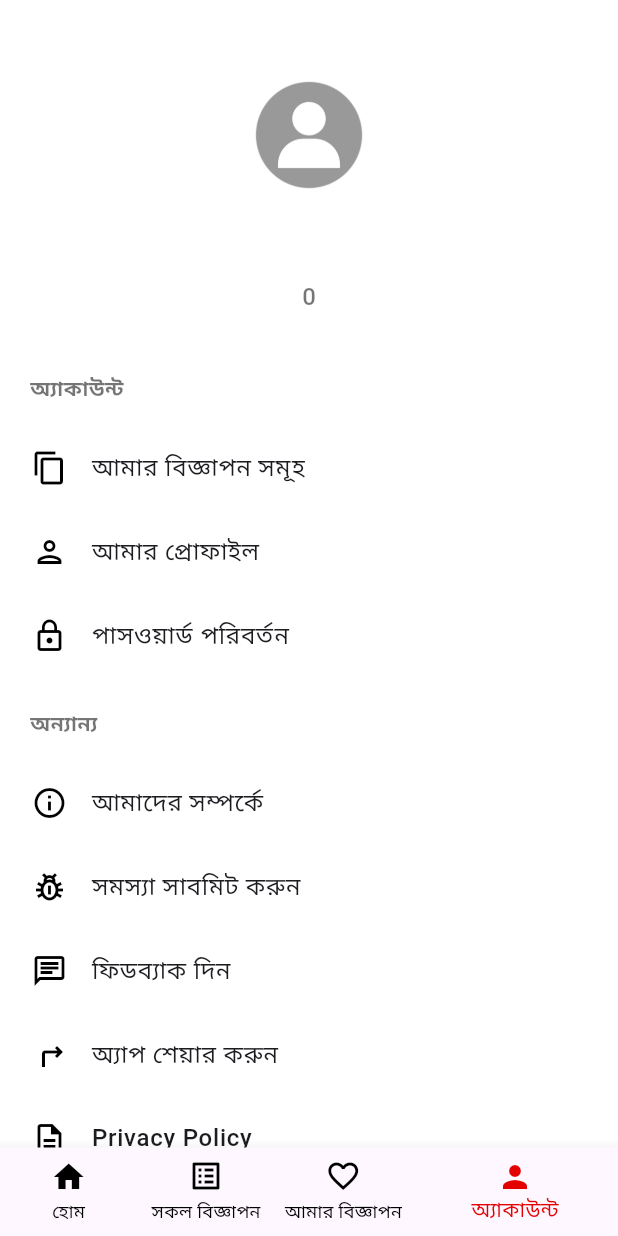
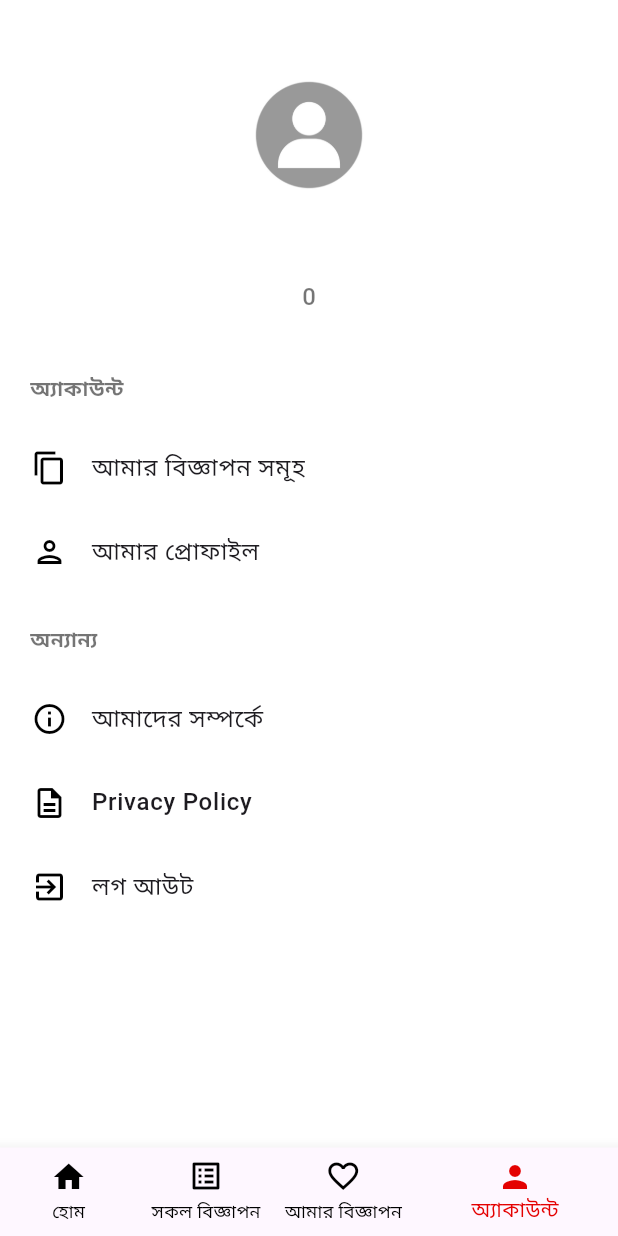
Before and after one commit to mahedyhasanchayon/Home_Rent_Application, a Flutter app: the LandingPage screen opened directly, item 4 of the bottom bar chosen, on a phone screen of 412 x 824 dp. Run offline on Flutter 3.47's test engine with Material 3 defaults, Android fonts, the phone set to English and light mode, and no system bars; our stand-ins replace carousel_slider, cloud_firestore, firebase_auth, firebase_core, firebase_storage, flutter_svg and 5 more; accounts and stored records are empty.

```diff
--- a/house_rent/lib/mock/create/rental_type.dart
+++ b/house_rent/lib/mock/create/rental_type.dart
@@ -1,4 +1,4 @@
-var id = "mahedy10";
+var id = "rahin10";
 
 
 
--- a/house_rent/lib/pages/Nav-Option-Pages/account_nav.dart
+++ b/house_rent/lib/pages/Nav-Option-Pages/account_nav.dart
@@ -176,10 +176,10 @@ FutureBuilder(
                     ),
                           ),
 
-                    ListTile(
-                      leading: Icon(Icons.lock_outline,color: Colors.black,),
-                      title: Text("পাসওয়ার্ড পরিবর্তন",style: TextStyle(fontWeight: FontWeight.w500),),
-                    ),
+                    // ListTile(
+                    //   leading: Icon(Icons.lock_outline,color: Colors.black,),
+                    //   title: Text("পাসওয়ার্ড পরিবর্তন",style: TextStyle(fontWeight: FontWeight.w500),),
+                    // ),
                     SizedBox(height: 20.0,)
                   ],
                 ),
@@ -284,18 +284,18 @@ FutureBuilder(
                     ),
                           ),
 
-                    ListTile(
-                      leading: Icon(Icons.pest_control_outlined,color: Colors.black,),
-                      title: Text("সমস্যা সাবমিট করুন",style: TextStyle(fontWeight: FontWeight.w500),),
-                    ),
-                    ListTile(
-                      leading: Icon(Icons.chat_outlined,color: Colors.black,),
-                      title: Text("ফিডব্যাক দিন",style: TextStyle(fontWeight: FontWeight.w500),),
-                    ),
-                    ListTile(
-                      leading: Icon(Icons.turn_right_outlined,color: Colors.black,),
-                      title: Text("অ্যাপ শেয়ার করুন",style: TextStyle(fontWeight: FontWeight.w500),),
-                    ),
+                    // ListTile(
+                    //   leading: Icon(Icons.pest_control_outlined,color: Colors.black,),
+                    //   title: Text("সমস্যা সাবমিট করুন",style: TextStyle(fontWeight: FontWeight.w500),),
+                    // ),
+                    // ListTile(
+                    //   leading: Icon(Icons.chat_outlined,color: Colors.black,),
+                    //   title: Text("ফিডব্যাক দিন",style: TextStyle(fontWeight: FontWeight.w500),),
+                    // ),
+                    // ListTile(
+                    //   leading: Icon(Icons.turn_right_outlined,color: Colors.black,),
+                    //   title: Text("অ্যাপ শেয়ার করুন",style: TextStyle(fontWeight: FontWeight.w500),),
+                    // ),
                     GestureDetector(
                             onTap: () {
                               showDialog(
```
Also changed, not shown: house_rent/lib/firebase_options.dart, 1 other file.
